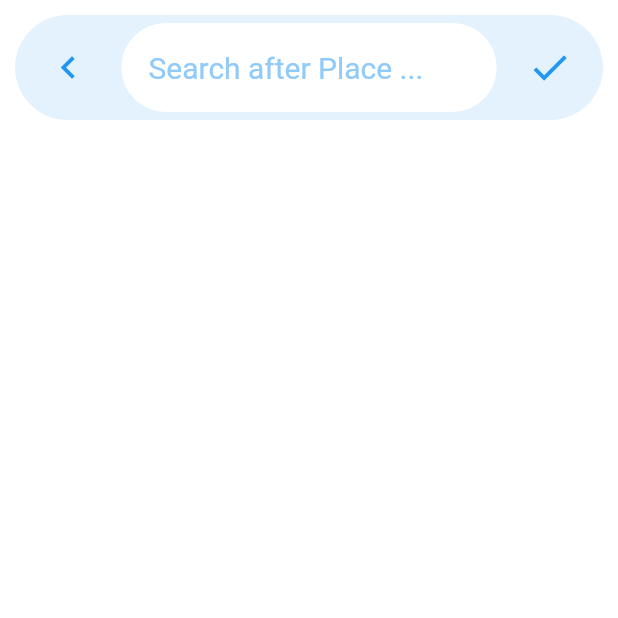
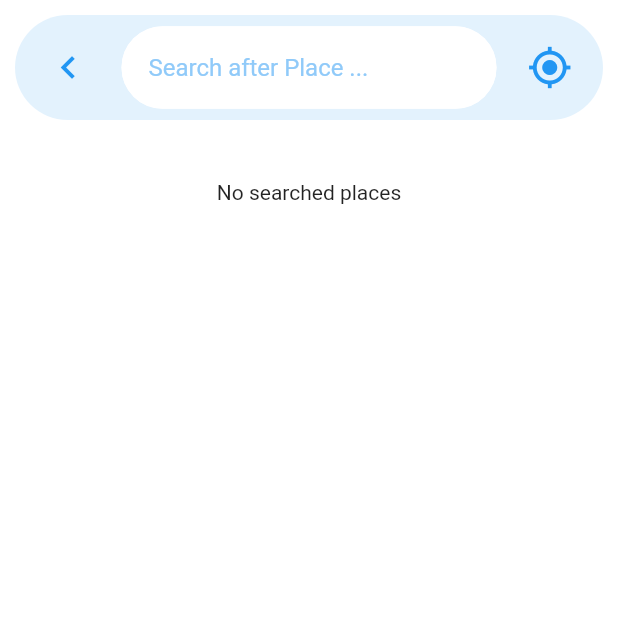
Before and after one commit to Kassan424kh/prayerTimes, a Flutter app: the screen it shows after launch, after a tap on the "place" icon, on a phone screen of 412 x 824 dp, the top half of it. Run offline on Flutter 3.47's test engine with Material 2 defaults, Android fonts, the phone set to English and light mode, and no system bars; drawn by our look-alikes of flutter_typeahead; missing offline and left inert: screen; network calls fail.

Commit message:
find places field created and works

```diff
--- a/flutter_prayer_times/lib/main.dart
+++ b/flutter_prayer_times/lib/main.dart
@@ -35,12 +35,16 @@ class _MyApp extends State<MyApp> with TickerProviderStateMixin {
   @override
   void initState() {
     super.initState();
+    SystemChannels.textInput.invokeMethod('TextInput.hide'); // keyboard done
     Screen.keepOn(true);
     setData();
     Timer.periodic(Duration(seconds: 1), (Timer t) {
       setData();
     });
   }
+
+  @override
+
 
   @override
   didChangeDependencies() {
--- a/flutter_prayer_times/lib/place_search_banner.dart
+++ b/flutter_prayer_times/lib/place_search_banner.dart
@@ -1,5 +1,7 @@
 import 'package:flutter/material.dart';
 import 'package:flutter_prayer_times/place_search_page.dart';
+import 'package:flutter_prayer_times/provider/founded_places.dart';
+import 'package:provider/provider.dart';
 
 class PlaceSearchBanner extends StatelessWidget {
   final Color primaryColor, primaryColorAccent;
@@ -55,9 +57,12 @@ class PlaceSearchBanner extends StatelessWidget {
                       Navigator.push(
                         context,
                         MaterialPageRoute(
-                          builder: (context) => PlaceSearchPage(
-                            primaryColor: primaryColor,
-                            primaryColorAccent: primaryColorAccent,
+                          builder: (context) => ChangeNotifierProvider<FoundedPlaces>(
+                            builder: (_) => FoundedPlaces([]),
+                            child: PlaceSearchPage(
+                              primaryColor: primaryColor,
+                              primaryColorAccent: primaryColorAccent,
+                            ),
                           ),
                         ),
                       );
--- a/flutter_prayer_times/lib/place_search_banner_field.dart
+++ b/flutter_prayer_times/lib/place_search_banner_field.dart
@@ -1,4 +1,10 @@
 import 'package:flutter/material.dart';
+import 'package:flutter_prayer_times/provider/founded_places.dart';
+import 'package:flutter_typeahead/flutter_typeahead.dart';
+import 'package:http/http.dart' as http;
+import 'dart:convert' as convert;
+
+import 'package:provider/provider.dart';
 
 class PlaceSearchBannerField extends StatelessWidget {
   final Color primaryColor, primaryColorAccent;
@@ -12,15 +18,20 @@ class PlaceSearchBannerField extends StatelessWidget {
   Future closeKeyboard(ctx) async {
     FocusScope.of(ctx).requestFocus(new FocusNode());
     return Future.delayed(
-      const Duration(milliseconds: 100),
+      const Duration(milliseconds: 200),
       () {
         Navigator.pop(ctx);
       },
     );
   }
 
+  final String _api_key =
+      "pk.eyJ1Ijoia2Fzc2FuNDI0a2giLCJhIjoiY2pxMmI4NHJxMTA4NzN4cDMxYW1md2x4MiJ9" +
+          ".-IuNyxk89rjHrd8_qxBirw&limit";
+
   @override
   Widget build(BuildContext context) {
+    final foundedPlaces = Provider.of<FoundedPlaces>(context);
     return Column(children: <Widget>[
       Container(
         margin: EdgeInsets.all(10),
@@ -60,8 +71,9 @@ class PlaceSearchBannerField extends StatelessWidget {
                   ),
                   SizedBox(width: 5),
                   Expanded(
-                    child: TextField(
-                      decoration: InputDecoration(
+                    child: TypeAheadField(
+                      textFieldConfiguration: TextFieldConfiguration(
+                        decoration: InputDecoration(
                           filled: true,
                           fillColor: Colors.white,
                           hintText: 'Search after Place ... ',
@@ -89,17 +101,23 @@ class PlaceSearchBannerField extends StatelessWidget {
                           ),
                           focusColor: Colors.white,
                           hoverColor: Colors.white,
-                          contentPadding: EdgeInsets.all(18)),
-                      style: TextStyle(fontSize: 20, color: primaryColor),
-                      cursorColor: primaryColor,
-                      onChanged: (text) {},
+                          contentPadding: EdgeInsets.all(18),
+                        ),
+                      ),
+                      suggestionsCallback: (items) async {
+                        viewLatLogFromSearchedPlaceApi(items, foundedPlaces);
+                        return [];
+                      },
+                      hideOnEmpty: true,
+                      itemBuilder: (ctx, s) {},
+                      onSuggestionSelected: (s) {},
                     ),
                   ),
                   SizedBox(width: 5),
                   Container(
                     width: 61,
                     child: RaisedButton(
-                        child: Icon(Icons.check, color: primaryColor, size: 30),
+                        child: Icon(Icons.gps_fixed, color: primaryColor, size: 30),
                         color: primaryColorAccent,
                         splashColor: Colors.blue[100],
                         highlightColor: Colors.white10,
@@ -119,4 +137,35 @@ class PlaceSearchBannerField extends StatelessWidget {
       ),
     ]);
   }
+
+  Future<List> viewLatLogFromSearchedPlaceApi(s, fp) async {
+    var url =
+        "https://api.mapbox.com/geocoding/v5/mapbox.places/$s.json?access_token=$_api_key=1";
+    try {
+      var response = await http.get(url);
+      if (response.statusCode == 200) {
+        var jsonResponse = convert.jsonDecode(response.body);
+        List placesList = jsonResponse['features'];
+        fp.setFoundedPlaces(placesList);
+        placesList.forEach((index) {
+          print(index['place_name']);
+          int i = 0;
+          index['center'].forEach((e) {
+            String latOrLng = i == 0 ? "Lng: " : "Lat: ";
+            print(latOrLng + e.toString());
+            i++;
+          });
+        });
+        return placesList;
+      } else {
+        print("Request failed with status: ${response.statusCode}.");
+        fp.clearFoundedPlaces();
+        return [];
+      }
+    } catch (e) {
+      print("cann't connect to server");
+      fp.clearFoundedPlaces();
+      return [];
+    }
+  }
 }
--- a/flutter_prayer_times/lib/place_search_page.dart
+++ b/flutter_prayer_times/lib/place_search_page.dart
@@ -1,20 +1,48 @@
 import 'package:flutter/material.dart';
 import 'package:flutter_prayer_times/place_search_banner_field.dart';
+import 'package:flutter_prayer_times/provider/founded_places.dart';
 
-class PlaceSearchPage extends StatelessWidget {
+import 'package:provider/provider.dart';
+
+class PlaceSearchPage extends StatefulWidget {
   final Color primaryColor, primaryColorAccent;
 
   PlaceSearchPage({Key key, this.primaryColor, this.primaryColorAccent})
       : super(key: key);
 
   @override
-  Widget build(BuildContext buildContext) => Scaffold(
-        backgroundColor: Colors.white,
-        body: Container(
-          child: PlaceSearchBannerField(
-            primaryColor: primaryColor,
-            primaryColorAccent: primaryColorAccent,
+  _PlaceSearchPageState createState() => _PlaceSearchPageState();
+}
+
+class _PlaceSearchPageState extends State<PlaceSearchPage> {
+  final homeScaffoldKey = GlobalKey<ScaffoldState>();
+
+  @override
+  Widget build(BuildContext context) {
+    final foundedPlaces = Provider.of<FoundedPlaces>(context);
+    return Scaffold(
+      backgroundColor: Colors.white,
+      body: Container(
+        child: Column(children: <Widget>[
+          PlaceSearchBannerField(
+            primaryColor: widget.primaryColor,
+            primaryColorAccent: widget.primaryColorAccent,
           ),
-        ),
-      );
+          SizedBox(height: 30),
+          foundedPlaces.getFoundedPlaces().length != 0
+              ? Column(
+                  children: foundedPlaces.getFoundedPlaces().map<Widget>((e) {
+                  return ListTile(
+                    onTap: () => print(e['place_name']),
+                    leading: Icon(Icons.place),
+                    title: Text(e['place_name']),
+                    subtitle: Text(
+                        '${"Lng: " + e['center'][0].toString() + " -- " + "Lat: " + e['center'][1].toString()}'),
+                  );
+                }).toList())
+              : Center( child: Text('No searched places'))
+        ]),
+      ),
+    );
+  }
 }
--- /dev/null
+++ b/flutter_prayer_times/lib/provider/founded_places.dart
@@ -0,0 +1,13 @@
+import 'package:flutter/material.dart';
+
+class FoundedPlaces with ChangeNotifier{
+  List _places = [];
+  FoundedPlaces(this._places);
+
+  getFoundedPlaces() => _places;
+  setFoundedPlaces(List places) {
+    _places.clear();
+    _places.addAll(places);
+  }
+  clearFoundedPlaces() => _places.clear();
+}
```
Also changed, not shown: flutter_prayer_times/lib/prayer_times_container.dart (+1 -20 lines), flutter_prayer_times/pubspec.yaml (+4 -3 lines), 1 other file.
